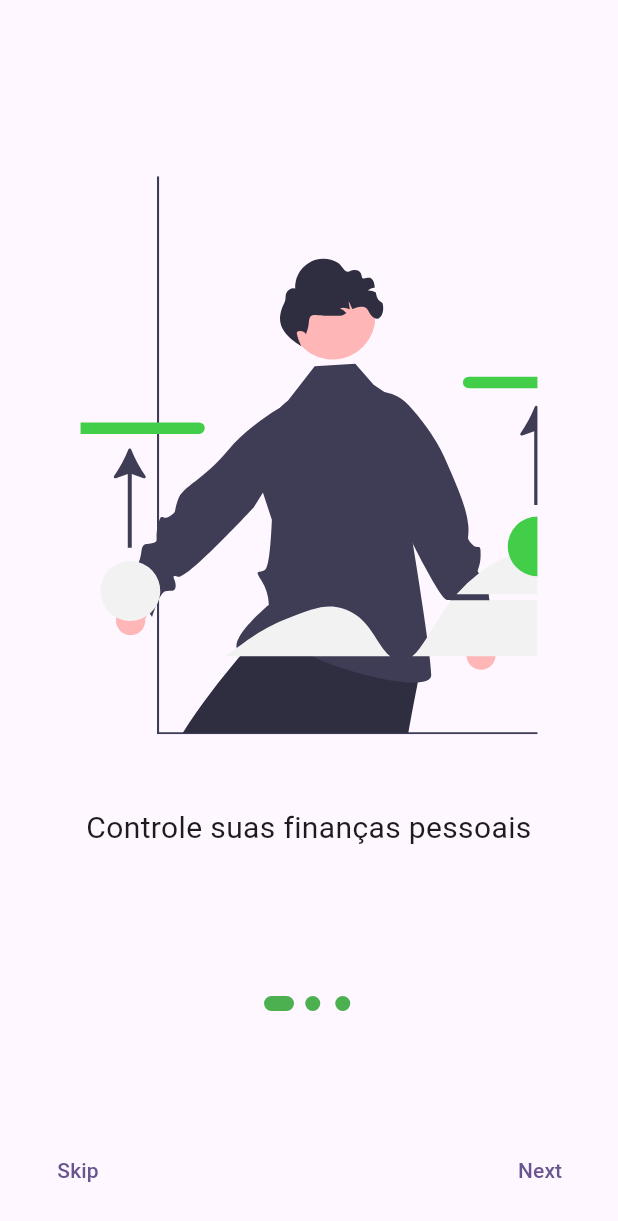
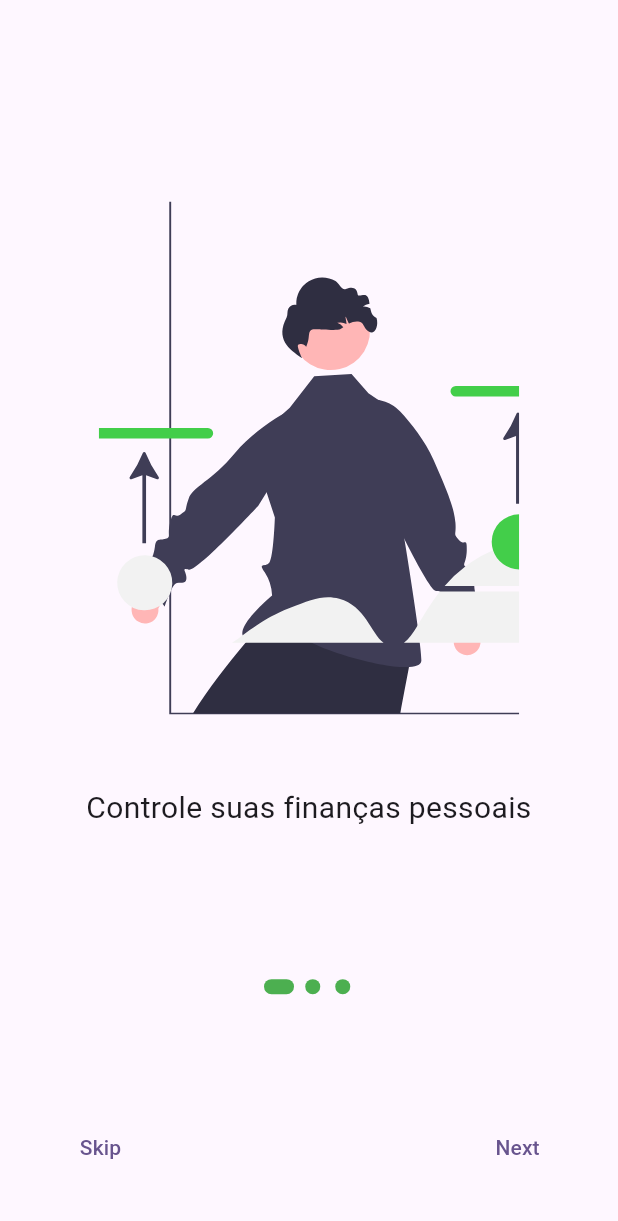
Before and after one commit to hakkinenT/flutter_onboarding, a Flutter app: the screen it shows after launch, on a phone screen of 412 x 824 dp. Shown: the top 1221 px of the screen. Run offline on Flutter 3.47's test engine with Material 2 defaults, Android fonts, the phone set to English and light mode, and no system bars; our stand-ins replace flutter_svg.

Commit message:
Fix page padding

```diff
--- a/lib/pages/onboarding_page.dart
+++ b/lib/pages/onboarding_page.dart
@@ -34,7 +34,7 @@ class _OnboardingPageState extends State<OnboardingPage> {
   Widget build(BuildContext context) {
     return Scaffold(
       body: Padding(
-        padding: const EdgeInsets.all(20.0),
+        padding: const EdgeInsets.all(35.0),
         child: Column(
           children: [
             Expanded(
```
